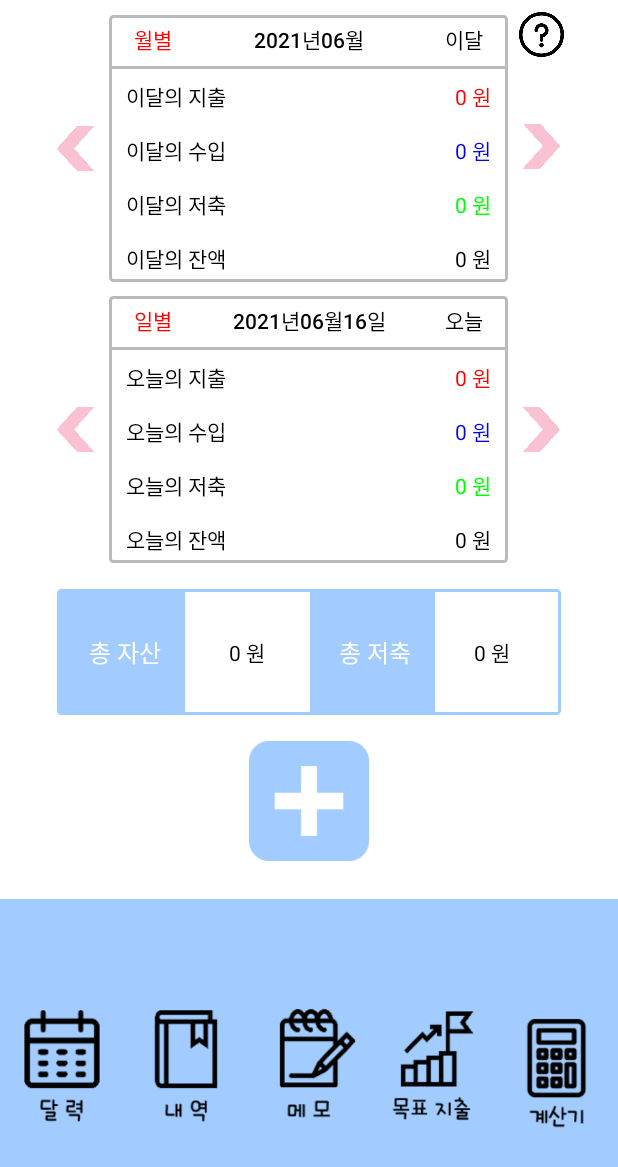
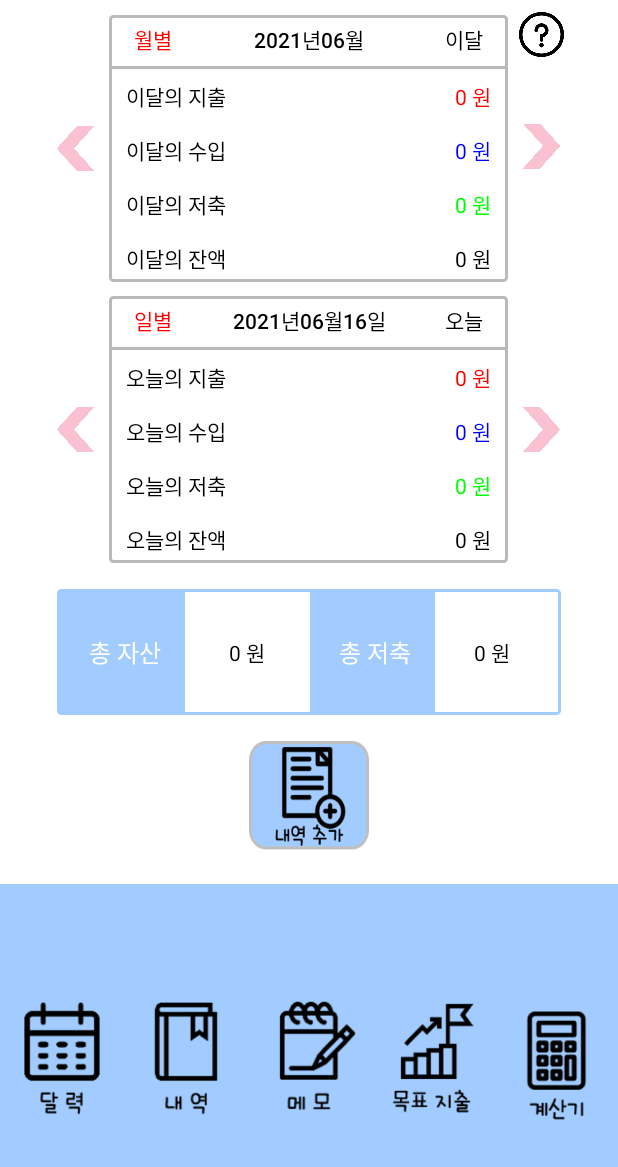
Before and after one commit to tmdngk0314/BlueAccountBook, an Android app: the MainActivity screen opened directly, with no data from a screen before it, on a phone screen of 412 x 824 dp. Shown: the top 1167 px of the screen. Run offline under Robolectric (Android 15) with nearby library versions, the light colour scheme and no system bars.

Commit message:
list_add 아이콘 변경

```diff
--- a/app/src/main/res/layout/activity_main.xml
+++ b/app/src/main/res/layout/activity_main.xml
@@ -416,7 +416,7 @@
     <ImageButton
         android:layout_width="80dp"
         android:layout_height="80dp"
-        android:layout_margin="10dp"
+        android:layout_marginTop="10dp"
         android:layout_below="@id/biglinear2"
         android:id="@+id/listaddbtn"
         android:background="@drawable/list_add"
```
Also changed, not shown: app/src/main/res/drawable-v24/list_add.png.
